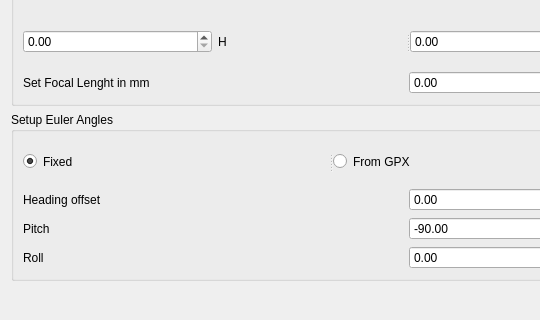
sagost/Video_UAV_Tracker-3D, file Video_UAV_Tracker/Setup3D.ui: the form before one commit; both pictures show x 0 to 540 and y 249 to 569 of the 812 by 569 pixel window.
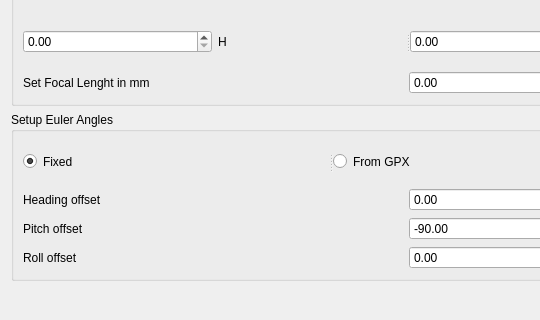
The form after the commit.

```diff
--- a/Video_UAV_Tracker/Setup3D.ui
+++ b/Video_UAV_Tracker/Setup3D.ui
@@ -163,7 +163,7 @@
         <item>
          <widget class="QLabel" name="label_8">
           <property name="text">
-           <string>Pitch</string>
+           <string>Pitch offset</string>
           </property>
          </widget>
         </item>
@@ -187,7 +187,7 @@
         <item>
          <widget class="QLabel" name="label_9">
           <property name="text">
-           <string>Roll</string>
+           <string>Roll offset</string>
           </property>
          </widget>
         </item>
```
